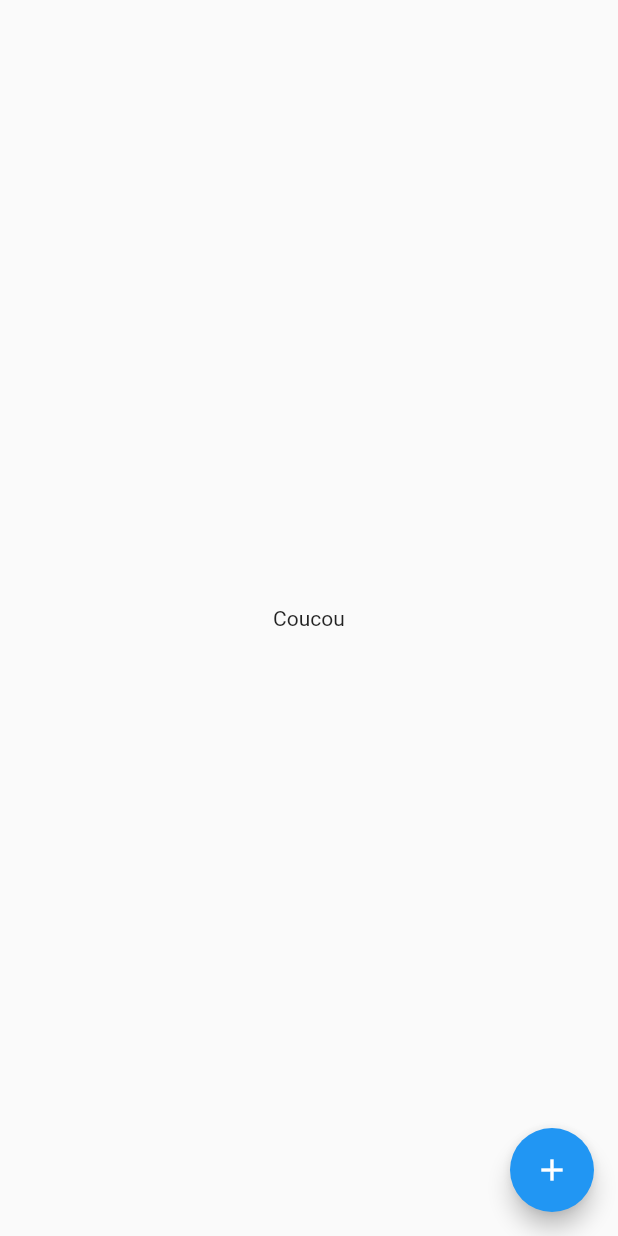
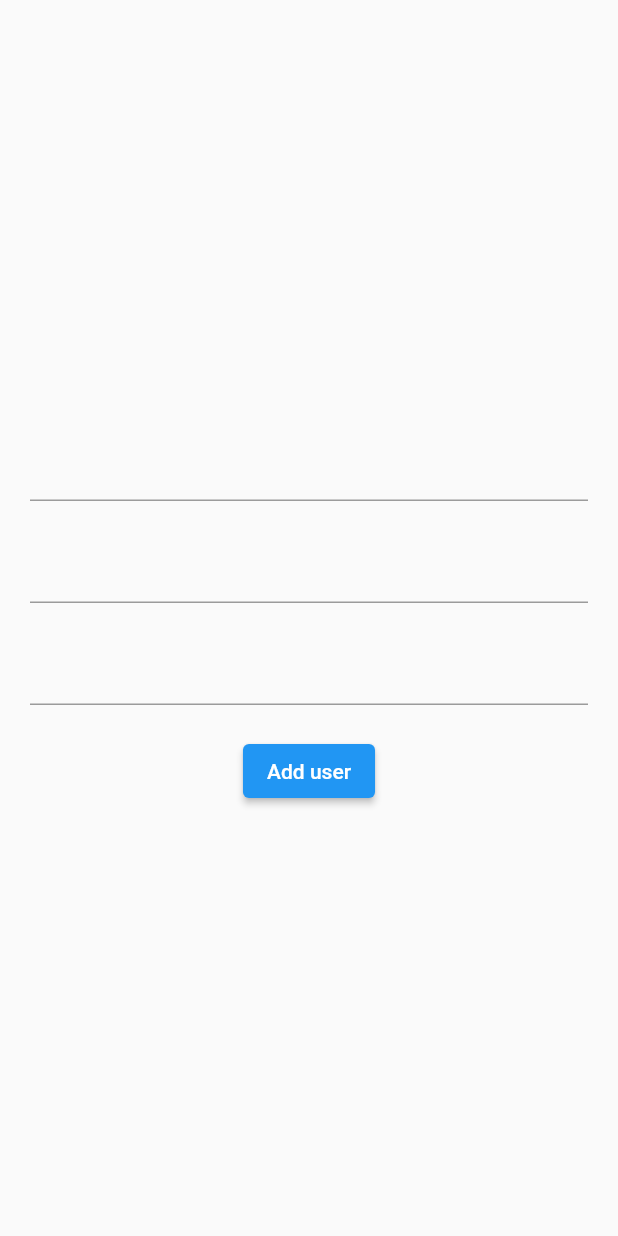
Before and after one commit to ThomasEcalle/4moc-2022, a Flutter app: the screen it shows after launch, after a tap on the "add" icon, on a phone screen of 412 x 824 dp. Run offline on Flutter 3.47's test engine with Material 2 defaults, Android fonts, the phone set to English and light mode, and no system bars; our stand-ins replace cloud_firestore, firebase_analytics, firebase_core; accounts and stored records are empty.

```diff
--- /dev/null
+++ b/lib/add_user_screen.dart
@@ -0,0 +1,65 @@
+import 'package:cloud_firestore/cloud_firestore.dart';
+import 'package:flutter/material.dart';
+
+class AddUserScreen extends StatelessWidget {
+  static void navigateTo(BuildContext context) {
+    Navigator.of(context).push(MaterialPageRoute(
+      builder: (context) {
+        return AddUserScreen();
+      },
+    ));
+  }
+
+  final TextEditingController _firstNameController = TextEditingController();
+  final TextEditingController _lastNameController = TextEditingController();
+  final TextEditingController _ageController = TextEditingController();
+
+  @override
+  Widget build(BuildContext context) {
+    return Scaffold(
+      body: Padding(
+        padding: const EdgeInsets.all(20.0),
+        child: Column(
+          mainAxisAlignment: MainAxisAlignment.center,
+          children: [
+            TextField(
+              controller: _firstNameController,
+            ),
+            const SizedBox(height: 20),
+            TextField(
+              controller: _lastNameController,
+            ),
+            const SizedBox(height: 20),
+            TextField(
+              controller: _ageController,
+              keyboardType: TextInputType.number,
+            ),
+            const SizedBox(height: 20),
+            ElevatedButton(
+              child: Text("Add user"),
+              onPressed: _addUser,
+            ),
+          ],
+        ),
+      ),
+    );
+  }
+
+  void _addUser() async {
+    final CollectionReference usersCollection = FirebaseFirestore.instance.collection(
+      "users",
+    );
+
+    try {
+      final DocumentReference ref = await usersCollection.add({
+        "firstName": _firstNameController.text,
+        "lastName": _lastNameController.text,
+        "age": num.parse(_ageController.text),
+      });
+
+      print("User added : ${ref.id}");
+    } catch (error) {
+      print(error);
+    }
+  }
+}
--- /dev/null
+++ b/lib/bo/user.dart
@@ -0,0 +1,19 @@
+class User {
+  final String firstName;
+  final String lastName;
+  final int age;
+
+  User({
+    required this.firstName,
+    required this.lastName,
+    required this.age,
+  });
+
+  static User fromJson(Map<String, dynamic> json) {
+    return User(
+      firstName: json["firstName"],
+      lastName: json["lastName"],
+      age: json["age"],
+    );
+  }
+}
--- a/lib/main.dart
+++ b/lib/main.dart
@@ -1,7 +1,9 @@
 import 'package:cloud_firestore/cloud_firestore.dart';
 import 'package:firebase_core/firebase_core.dart';
 import 'package:flutter/material.dart';
+import 'package:moc_2022/add_user_screen.dart';
 import 'package:moc_2022/analytics_manager.dart';
+import 'package:moc_2022/bo/user.dart';
 import 'package:moc_2022/firebase_options.dart';
 
 void main() async {
@@ -30,12 +32,44 @@ class Home extends StatelessWidget {
   @override
   Widget build(BuildContext context) {
     return Scaffold(
-      body: const Center(
-        child: Text("Coucou"),
+      body: Center(
+        child: StreamBuilder<QuerySnapshot<Map<String, dynamic>>>(
+          stream: FirebaseFirestore.instance.collection("users").snapshots(),
+          builder: (context, snapshot) {
+            switch (snapshot.connectionState) {
+              case ConnectionState.waiting:
+                return const CircularProgressIndicator();
+              default:
+                if (snapshot.hasError) {
+                  return Text("Erreur ! ${snapshot.error}");
+                }
+
+                final QuerySnapshot? querySnapshot = snapshot.data;
+                final List<QueryDocumentSnapshot>? documentsSnapshots = querySnapshot?.docs;
+
+                if (documentsSnapshots == null || documentsSnapshots.isEmpty) {
+                  return const Text("No users");
+                }
+
+                return ListView.builder(
+                  itemCount: documentsSnapshots.length,
+                  itemBuilder: (BuildContext context, int index) {
+                    final User user = User.fromJson(
+                      documentsSnapshots[index].data() as Map<String, dynamic>,
+                    );
+                    return ListTile(
+                      title: Text("${user.firstName} ${user.lastName}"),
+                      subtitle: Text("Age: ${user.age}"),
+                    );
+                  },
+                );
+            }
+          },
+        ),
       ),
       floatingActionButton: FloatingActionButton(
         child: const Icon(Icons.add),
-        onPressed: _addUser,
+        onPressed: () => _addUser(context),
       ),
     );
   }
@@ -49,27 +83,7 @@ class Home extends StatelessWidget {
     );
   }
 
-  void _addUser() async {
-    final CollectionReference usersCollection = FirebaseFirestore.instance.collection(
-      "users/TOTO/friends",
-    );
-
-    try {
-      final DocumentReference ref = await usersCollection.add({
-        "firstName": "Bob",
-        "lastName": "Dylan",
-        "age": 42,
-      });
-
-      /*usersCollection.doc("TOTO").set({
-        "firstName": "toto",
-        "lastName": "tata",
-        "age": 42,
-      });*/
-
-      //print("User added : ${ref.id}");
-    } catch (error) {
-      print(error);
-    }
+  void _addUser(BuildContext context) async {
+    AddUserScreen.navigateTo(context);
   }
 }
```
